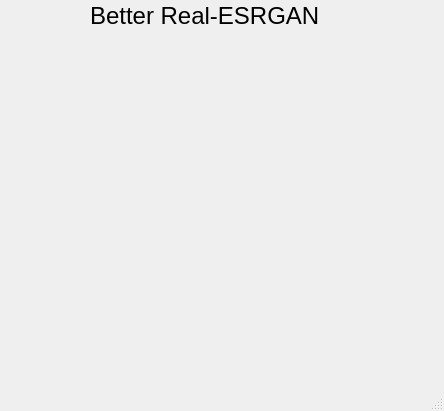
Grey-Wind/Better-Real-ESRGAN, file Better_Real-ESRGAN/better_real_esrgan.ui: the form before one commit.
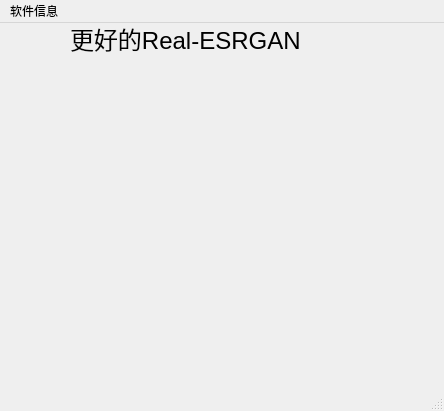
The form after the commit.

```diff
--- a/Better_Real-ESRGAN/better_real_esrgan.ui
+++ b/Better_Real-ESRGAN/better_real_esrgan.ui
@@ -20,9 +20,9 @@
    <widget class="QLabel" name="label">
     <property name="geometry">
      <rect>
-      <x>90</x>
+      <x>70</x>
       <y>0</y>
-      <width>281</width>
+      <width>291</width>
       <height>31</height>
      </rect>
     </property>
@@ -32,7 +32,7 @@
      </font>
     </property>
     <property name="text">
-     <string>Better Real-ESRGAN</string>
+     <string>更好的Real-ESRGAN</string>
     </property>
    </widget>
   </widget>
@@ -45,6 +45,15 @@
      <height>26</height>
     </rect>
    </property>
+   <widget class="QMenu" name="menu">
+    <property name="title">
+     <string>软件信息</string>
+    </property>
+    <addaction name="actionGithub"/>
+    <addaction name="actionGitee"/>
+    <addaction name="actionHelp"/>
+   </widget>
+   <addaction name="menu"/>
   </widget>
   <widget class="QStatusBar" name="statusbar"/>
  </widget>
```
Left out of the diff: 17 changed lines with no effect on the pictures.
